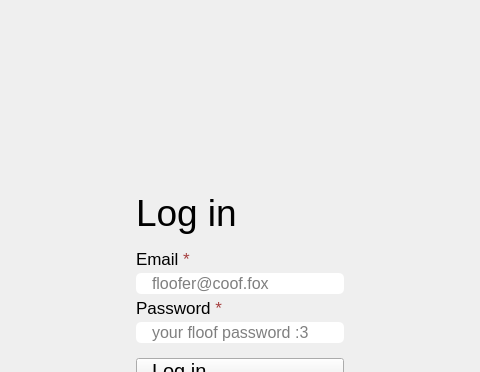
This is src/ui/FoxogramLogin.ui in foxocorp/foxogram-desktop as Qt 5 draws it before an edit; both pictures show x 310 to 790 and y 0 to 372 of the 1100 by 650 pixel window. The edited form follows.
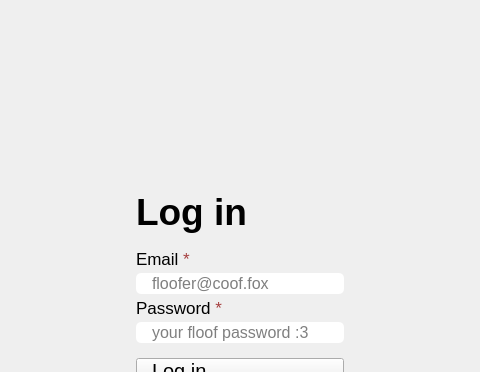
This is the edited form.

```diff
--- a/src/ui/FoxogramLogin.ui
+++ b/src/ui/FoxogramLogin.ui
@@ -108,7 +108,7 @@
           <string notr="true"/>
          </property>
          <property name="text">
-          <string>Log in</string>
+          <string>&lt;b&gt;Log in&lt;b&gt;</string>
          </property>
          <property name="scaledContents">
           <bool>false</bool>
```
